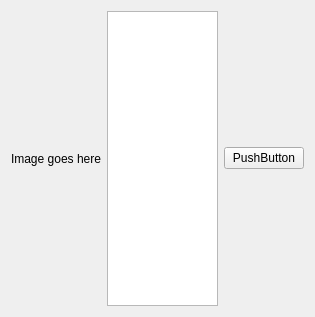
Old version of the form widget.ui in the repository shujaatak/MintyRemote-MJPEG_Viewer.
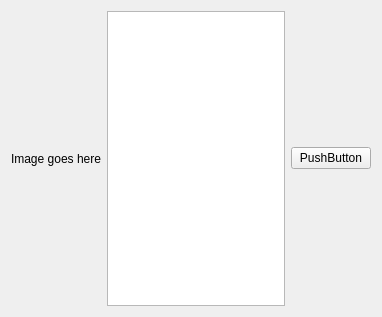
New version of the form.

```diff
--- a/widget.ui
+++ b/widget.ui
@@ -6,7 +6,7 @@
    <rect>
     <x>0</x>
     <y>0</y>
-    <width>315</width>
+    <width>382</width>
     <height>317</height>
    </rect>
   </property>
```
